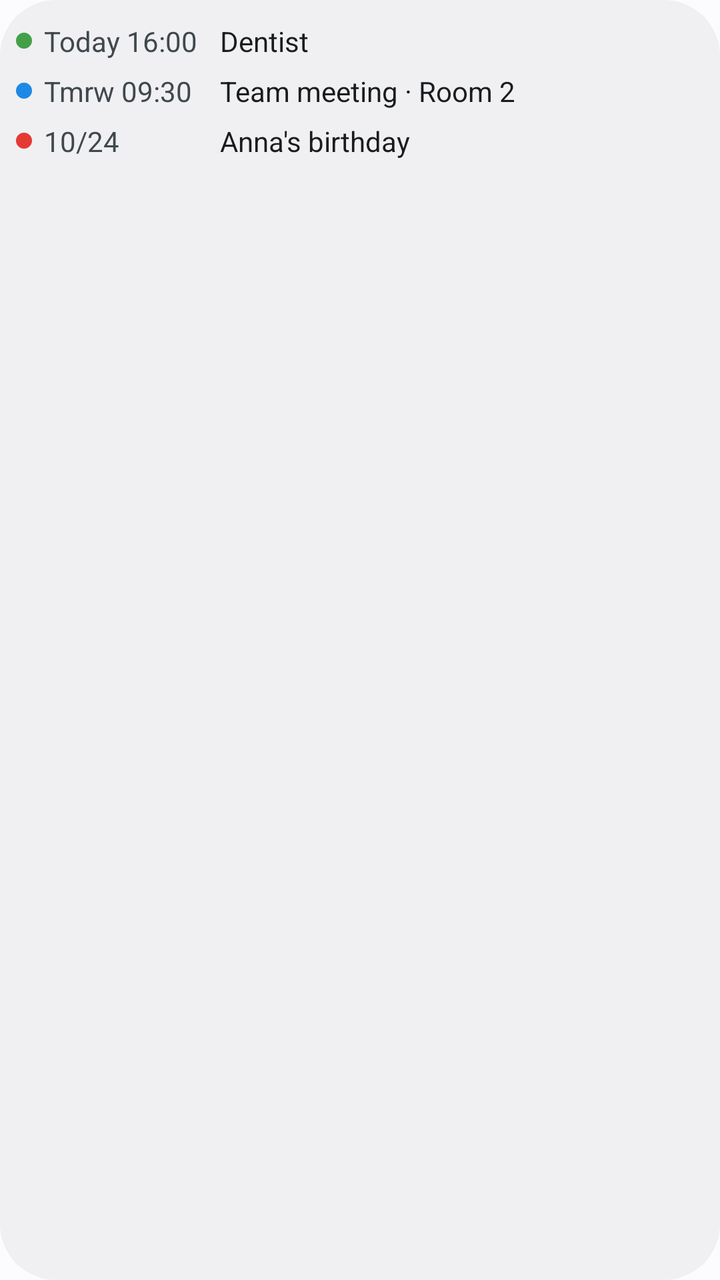
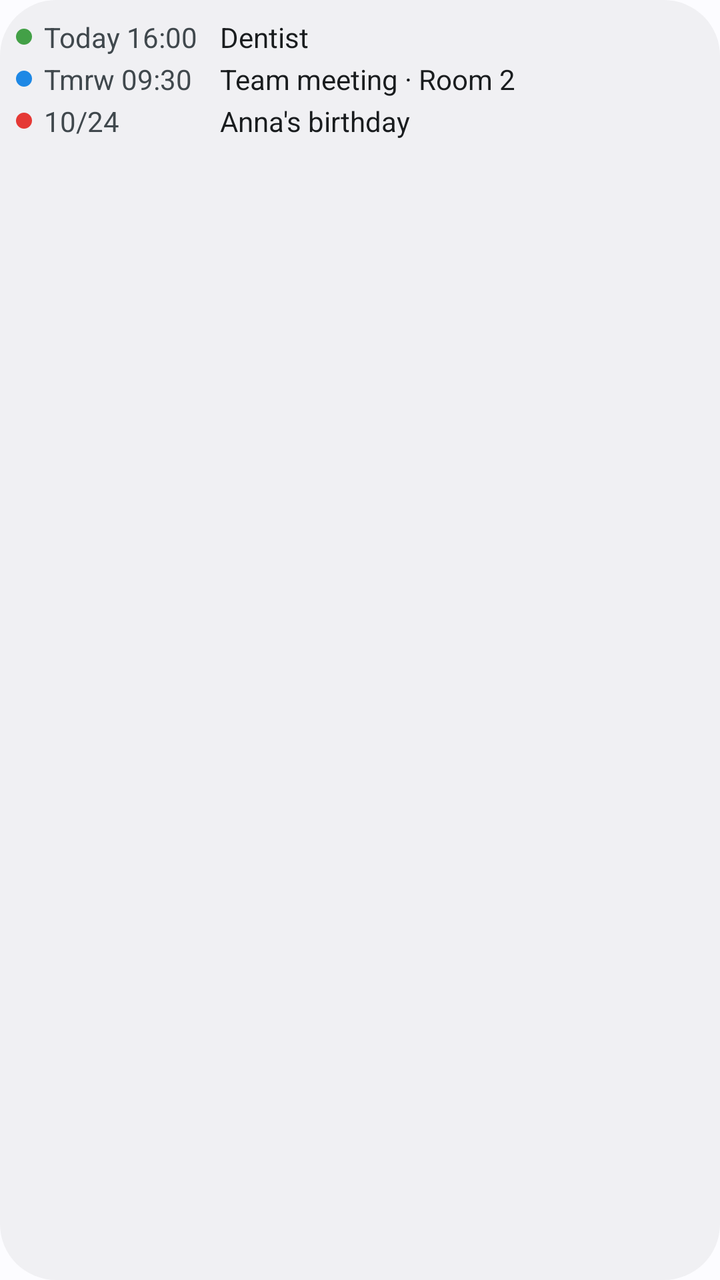

The first picture is an Android layout as it rendered before a commit; the second is the same layout after the commit. The layout source and the unified diff follow.
<!-- AndroidManifest.xml: application theme AppTheme -->
<!-- res/layout/widget_preview.xml -->
<?xml version="1.0" encoding="utf-8"?>
<LinearLayout xmlns:android="http://schemas.android.com/apk/res/android"
    android:id="@android:id/background"
    android:layout_width="match_parent"
    android:layout_height="match_parent"
    android:background="@drawable/widget_bg"
    android:orientation="vertical"
    android:padding="8dp">

    <LinearLayout
        android:layout_width="match_parent"
        android:layout_height="wrap_content"
        android:gravity="center_vertical"
        android:orientation="horizontal"
        android:paddingVertical="3dp">

        <ImageView
            android:layout_width="8dp"
            android:layout_height="8dp"
            android:layout_marginEnd="6dp"
            android:importantForAccessibility="no"
            android:src="@drawable/dot"
            android:tint="#43A047" />

        <TextView
            android:layout_width="88dp"
            android:layout_height="wrap_content"
            android:maxLines="1"
            android:text="@string/preview_date_1"
            android:textColor="@color/w_text2"
            android:textSize="14sp" />

        <TextView
            android:layout_width="0dp"
            android:layout_height="wrap_content"
            android:layout_weight="1"
            android:maxLines="1"
            android:text="@string/preview_title_1"
            android:textColor="@color/w_text"
            android:textSize="14sp" />
    </LinearLayout>

    <LinearLayout
        android:layout_width="match_parent"
        android:layout_height="wrap_content"
        android:gravity="center_vertical"
        android:orientation="horizontal"
        android:paddingVertical="3dp">

        <ImageView
            android:layout_width="8dp"
            android:layout_height="8dp"
            android:layout_marginEnd="6dp"
            android:importantForAccessibility="no"
            android:src="@drawable/dot"
            android:tint="#1E88E5" />

        <TextView
            android:layout_width="88dp"
            android:layout_height="wrap_content"
            android:maxLines="1"
            android:text="@string/preview_date_2"
            android:textColor="@color/w_text2"
            android:textSize="14sp" />

        <TextView
            android:layout_width="0dp"
            android:layout_height="wrap_content"
            android:layout_weight="1"
            android:maxLines="1"
            android:text="@string/preview_title_2"
            android:textColor="@color/w_text"
            android:textSize="14sp" />
    </LinearLayout>

    <LinearLayout
        android:layout_width="match_parent"
        android:layout_height="wrap_content"
        android:gravity="center_vertical"
        android:orientation="horizontal"
        android:paddingVertical="3dp">

        <ImageView
            android:layout_width="8dp"
            android:layout_height="8dp"
            android:layout_marginEnd="6dp"
            android:importantForAccessibility="no"
            android:src="@drawable/dot"
            android:tint="#E53935" />

        <TextView
            android:layout_width="88dp"
            android:layout_height="wrap_content"
            android:maxLines="1"
            android:text="@string/preview_date_3"
            android:textColor="@color/w_text2"
            android:textSize="14sp" />

        <TextView
            android:layout_width="0dp"
            android:layout_height="wrap_content"
            android:layout_weight="1"
            android:maxLines="1"
            android:text="@string/preview_title_3"
            android:textColor="@color/w_text"
            android:textSize="14sp" />
    </LinearLayout>
</LinearLayout>
<!-- resources referenced by this layout -->
<resources>
  <color name="w_text">@android:color/system_neutral1_900</color>
  <color name="w_text2">@android:color/system_neutral2_700</color>
  <!-- drawable dot (drawable) -->
  <?xml version="1.0" encoding="utf-8"?>
  <shape xmlns:android="http://schemas.android.com/apk/res/android"
      android:shape="oval">
      <solid android:color="#FFFFFFFF" />
      <size
          android:width="8dp"
          android:height="8dp" />
  </shape>
  <!-- drawable widget_bg (drawable) -->
  <?xml version="1.0" encoding="utf-8"?>
  <shape xmlns:android="http://schemas.android.com/apk/res/android"
      android:shape="rectangle">
      <solid android:color="@color/w_bg" />
      <corners android:radius="@android:dimen/system_app_widget_background_radius" />
  </shape>
  <string name="preview_date_1">Today 16:00</string>
  <string name="preview_date_2">Tmrw 09:30</string>
  <string name="preview_date_3">10/24</string>
  <string name="preview_title_1">Dentist</string>
  <string name="preview_title_2">Team meeting · Room 2</string>
  <string name="preview_title_3">Anna\'s birthday</string>
  <style name="AppTheme" parent="Base.AppTheme">
          <item name="android:windowLightStatusBar">true</item>
          <item name="android:windowLightNavigationBar">true</item>
      </style>
  <color name="w_bg">@android:color/system_neutral1_50</color>
  <style name="Base.AppTheme" parent="@android:style/Theme.DeviceDefault.DayNight">
          <item name="android:windowBackground">@color/md_surface</item>
          <item name="android:navigationBarColor">@color/md_surface</item>
          
          <item name="android:enforceNavigationBarContrast">false</item>
      </style>
  <color name="md_surface">@android:color/system_neutral1_10</color>
</resources>

<!-- the commit's change to res/layout/widget_preview.xml (unified diff, before → after) -->
@@ -12,7 +12,7 @@
         android:layout_height="wrap_content"
         android:gravity="center_vertical"
         android:orientation="horizontal"
-        android:paddingVertical="3dp">
+        android:paddingVertical="1dp">
 
         <ImageView
             android:layout_width="8dp"
@@ -45,7 +45,7 @@
         android:layout_height="wrap_content"
         android:gravity="center_vertical"
         android:orientation="horizontal"
-        android:paddingVertical="3dp">
+        android:paddingVertical="1dp">
 
         <ImageView
             android:layout_width="8dp"
@@ -78,7 +78,7 @@
         android:layout_height="wrap_content"
         android:gravity="center_vertical"
         android:orientation="horizontal"
-        android:paddingVertical="3dp">
+        android:paddingVertical="1dp">
 
         <ImageView
             android:layout_width="8dp"
